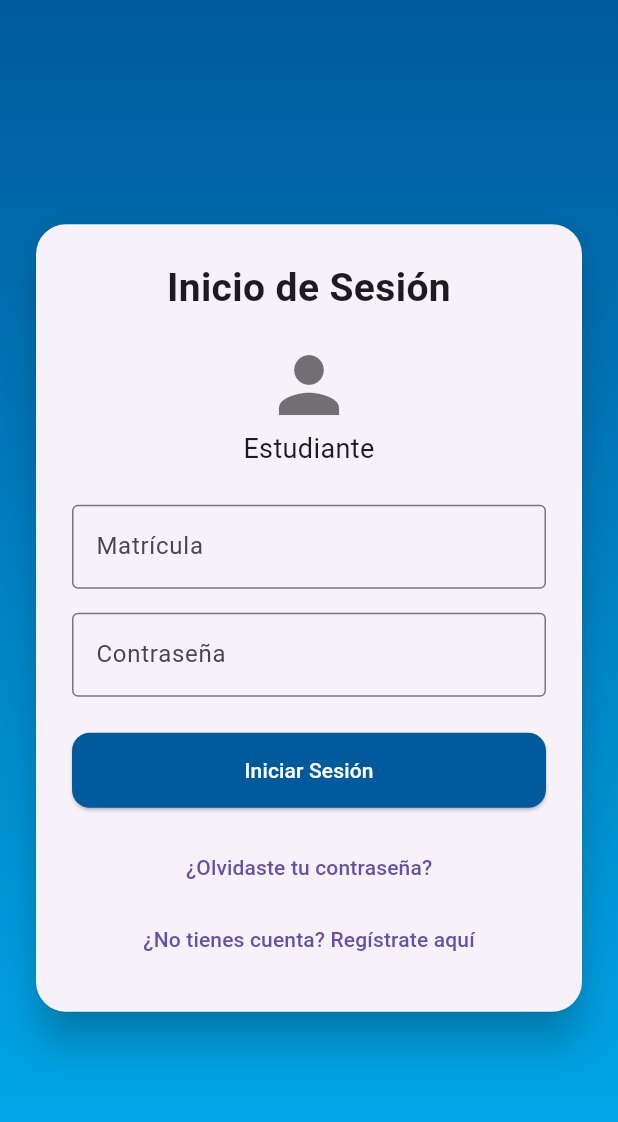
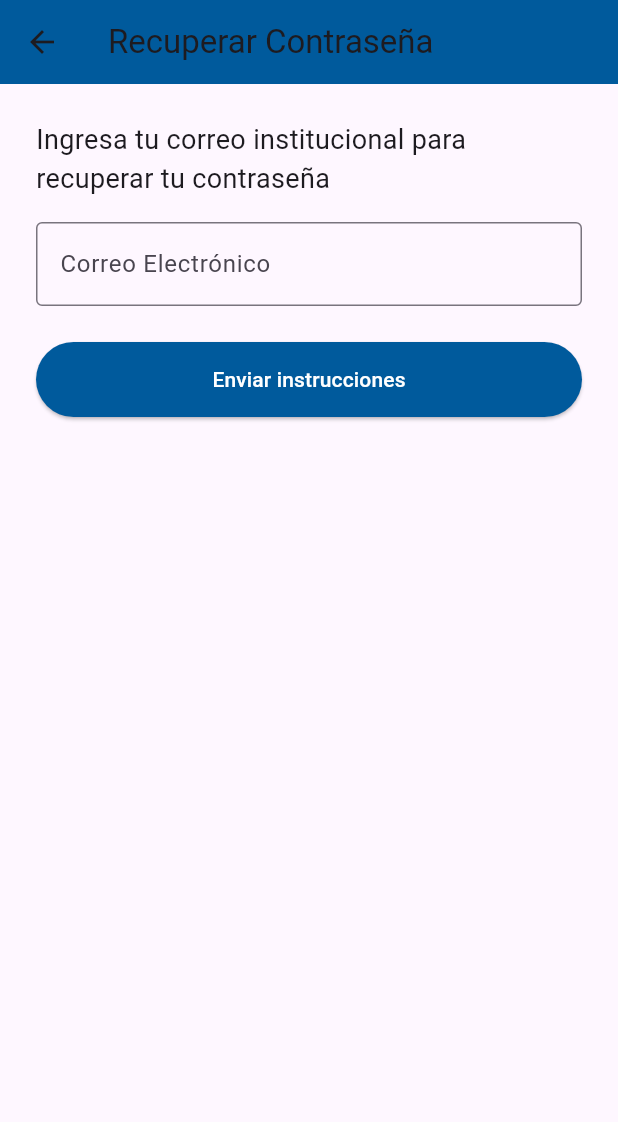
Before and after one commit to Rubi468/UniAccess, a Flutter app: the StudentLoginScreen screen opened directly, after a tap on "¿Olvidaste tu contraseña?", on a phone screen of 412 x 824 dp. Shown: the top 1122 px of the screen. Run offline on Flutter 3.47's test engine with Material 3 defaults, Android fonts, the phone set to English and light mode, and no system bars; our stand-ins replace qr_flutter.

Commit message:
Implementación de las pantallas qr_screen, profile y recover

```diff
--- a/uniaccess/lib/screens/student_login.dart
+++ b/uniaccess/lib/screens/student_login.dart
@@ -1,13 +1,41 @@
 import 'package:flutter/material.dart';
 import 'package:uniaccess/screens/student_register.dart';
+import 'package:uniaccess/screens/student_profile.dart';
+import 'package:uniaccess/screens/student_recover.dart';
 
-class StudentLoginScreen extends StatelessWidget {
+class StudentLoginScreen extends StatefulWidget {
   const StudentLoginScreen({super.key});
 
   @override
+  State<StudentLoginScreen> createState() => _StudentLoginScreenState();
+}
+
+class _StudentLoginScreenState extends State<StudentLoginScreen> {
+  final TextEditingController matriculaController = TextEditingController();
+  final TextEditingController passwordController = TextEditingController();
+
+  final Color utBlue = const Color(0xFF005A9C);
+
+  void iniciarSesion() {
+    final matricula = matriculaController.text.trim();
+    final password = passwordController.text.trim();
+
+    if (matricula.isEmpty || password.isEmpty) {
+      ScaffoldMessenger.of(context).showSnackBar(
+        const SnackBar(content: Text('Por favor completa todos los campos')),
+      );
+      return;
+    }
+
+    // Aquí podrías agregar lógica de autenticación real
+    Navigator.pushReplacement(
+      context,
+      MaterialPageRoute(builder: (context) => const StudentProfileScreen()),
+    );
+  }
+
+  @override
   Widget build(BuildContext context) {
-    final Color utBlue = const Color(0xFF005A9C);
-
     return Scaffold(
       body: Container(
         decoration: const BoxDecoration(
@@ -20,11 +48,9 @@ class StudentLoginScreen extends StatelessWidget {
         child: Center(
           child: SingleChildScrollView(
             child: Card(
-              elevation: 12,
+              elevation: 10,
               margin: const EdgeInsets.symmetric(horizontal: 24),
-              shape: RoundedRectangleBorder(
-                borderRadius: BorderRadius.circular(20),
-              ),
+              shape: RoundedRectangleBorder(borderRadius: BorderRadius.circular(20)),
               child: Padding(
                 padding: const EdgeInsets.all(24.0),
                 child: Column(
@@ -33,10 +59,7 @@ class StudentLoginScreen extends StatelessWidget {
                     const Text(
                       'Inicio de Sesión',
                       textAlign: TextAlign.center,
-                      style: TextStyle(
-                        fontSize: 26,
-                        fontWeight: FontWeight.bold,
-                      ),
+                      style: TextStyle(fontSize: 26, fontWeight: FontWeight.bold),
                     ),
                     const SizedBox(height: 16),
                     const Icon(Icons.person, size: 60, color: Colors.black54),
@@ -47,6 +70,7 @@ class StudentLoginScreen extends StatelessWidget {
                     ),
                     const SizedBox(height: 24),
                     TextField(
+                      controller: matriculaController,
                       decoration: const InputDecoration(
                         labelText: 'Matrícula',
                         hintText: 'Ej: 2021001234',
@@ -56,6 +80,7 @@ class StudentLoginScreen extends StatelessWidget {
                     ),
                     const SizedBox(height: 16),
                     TextField(
+                      controller: passwordController,
                       decoration: const InputDecoration(
                         labelText: 'Contraseña',
                         border: OutlineInputBorder(),
@@ -64,23 +89,22 @@ class StudentLoginScreen extends StatelessWidget {
                     ),
                     const SizedBox(height: 24),
                     ElevatedButton(
-                      onPressed: () {
-                        // Aquí irá la validación del login
-                      },
+                      onPressed: iniciarSesion,
                       style: ElevatedButton.styleFrom(
                         minimumSize: const Size(double.infinity, 50),
                         backgroundColor: utBlue,
                         foregroundColor: Colors.white,
-                        shape: RoundedRectangleBorder(
-                          borderRadius: BorderRadius.circular(12),
-                        ),
+                        shape: RoundedRectangleBorder(borderRadius: BorderRadius.circular(12)),
                       ),
                       child: const Text('Iniciar Sesión'),
                     ),
                     const SizedBox(height: 16),
                     TextButton(
                       onPressed: () {
-                        // Recuperar contraseña
+                        Navigator.push(
+                          context,
+                          MaterialPageRoute(builder: (context) => const StudentRecoverScreen()),
+                        );
                       },
                       child: const Text('¿Olvidaste tu contraseña?'),
                     ),
@@ -88,9 +112,7 @@ class StudentLoginScreen extends StatelessWidget {
                       onPressed: () {
                         Navigator.push(
                           context,
-                          MaterialPageRoute(
-                            builder: (context) => const StudentRegisterScreen(),
-                          ),
+                          MaterialPageRoute(builder: (context) => const StudentRegisterScreen()),
                         );
                       },
                       child: const Text('¿No tienes cuenta? Regístrate aquí'),
--- /dev/null
+++ b/uniaccess/lib/screens/student_recover.dart
@@ -0,0 +1,50 @@
+import 'package:flutter/material.dart';
+
+class StudentRecoverScreen extends StatelessWidget {
+  const StudentRecoverScreen({super.key});
+
+  @override
+  Widget build(BuildContext context) {
+    final Color utBlue = const Color(0xFF005A9C);
+
+    return Scaffold(
+      appBar: AppBar(
+        title: const Text('Recuperar Contraseña'),
+        backgroundColor: utBlue,
+      ),
+      body: Padding(
+        padding: const EdgeInsets.all(24.0),
+        child: Column(
+          crossAxisAlignment: CrossAxisAlignment.stretch,
+          children: [
+            const Text(
+              'Ingresa tu correo institucional para recuperar tu contraseña',
+              style: TextStyle(fontSize: 18),
+            ),
+            const SizedBox(height: 16),
+            TextField(
+              decoration: const InputDecoration(
+                labelText: 'Correo Electrónico',
+                hintText: 'ejemplo@utcancun.edu.mx',
+                border: OutlineInputBorder(),
+              ),
+              keyboardType: TextInputType.emailAddress,
+            ),
+            const SizedBox(height: 24),
+            ElevatedButton(
+              onPressed: () {
+                // Aquí irá la lógica para enviar recuperación
+              },
+              style: ElevatedButton.styleFrom(
+                backgroundColor: utBlue,
+                foregroundColor: Colors.white,
+                minimumSize: const Size(double.infinity, 50),
+              ),
+              child: const Text('Enviar instrucciones'),
+            ),
+          ],
+        ),
+      ),
+    );
+  }
+}
--- a/uniaccess/pubspec.yaml
+++ b/uniaccess/pubspec.yaml
@@ -34,6 +34,7 @@ dependencies:
   # The following adds the Cupertino Icons font to your application.
   # Use with the CupertinoIcons class for iOS style icons.
   cupertino_icons: ^1.0.8
+  qr_flutter: ^4.1.0
 
 dev_dependencies:
   flutter_test:
```
Also changed, not shown: uniaccess/lib/screens/qr_screen.dart (added, +68 -0 lines), uniaccess/lib/screens/student_profile.dart (added, +141 -0 lines), uniaccess/pubspec.lock.
